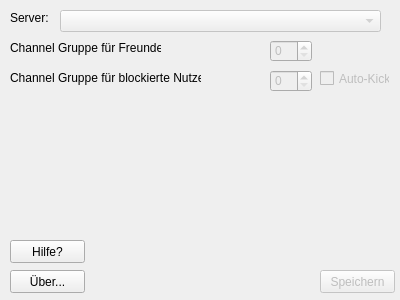
This is src/wayfconfigdialog.ui in 0vercrypt/weareyourfriends as Qt 5 draws it before an edit. The edited form follows.
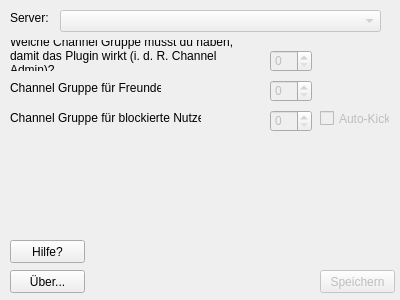
This is the edited form.

Diff of the .ui file:
```diff
--- a/src/wayfconfigdialog.ui
+++ b/src/wayfconfigdialog.ui
@@ -59,7 +59,7 @@
    <property name="geometry">
     <rect>
      <x>10</x>
-     <y>40</y>
+     <y>80</y>
      <width>151</width>
      <height>16</height>
     </rect>
@@ -72,7 +72,7 @@
    <property name="geometry">
     <rect>
      <x>10</x>
-     <y>70</y>
+     <y>110</y>
      <width>191</width>
      <height>16</height>
     </rect>
@@ -88,7 +88,7 @@
    <property name="geometry">
     <rect>
      <x>270</x>
-     <y>40</y>
+     <y>80</y>
      <width>42</width>
      <height>22</height>
     </rect>
@@ -101,7 +101,7 @@
    <property name="geometry">
     <rect>
      <x>270</x>
-     <y>70</y>
+     <y>110</y>
      <width>42</width>
      <height>22</height>
     </rect>
@@ -114,7 +114,7 @@
    <property name="geometry">
     <rect>
      <x>320</x>
-     <y>70</y>
+     <y>110</y>
      <width>70</width>
      <height>17</height>
     </rect>
@@ -149,6 +149,35 @@
     </rect>
    </property>
   </widget>
+  <widget class="QLabel" name="label_4">
+   <property name="geometry">
+    <rect>
+     <x>10</x>
+     <y>40</y>
+     <width>241</width>
+     <height>31</height>
+    </rect>
+   </property>
+   <property name="text">
+    <string>Welche Channel Gruppe musst du haben, damit das Plugin wirkt (i. d. R. Channel Admin)?</string>
+   </property>
+   <property name="wordWrap">
+    <bool>true</bool>
+   </property>
+  </widget>
+  <widget class="QSpinBox" name="speChannelGroupAdmin">
+   <property name="enabled">
+    <bool>false</bool>
+   </property>
+   <property name="geometry">
+    <rect>
+     <x>270</x>
+     <y>50</y>
+     <width>42</width>
+     <height>22</height>
+    </rect>
+   </property>
+  </widget>
  </widget>
  <tabstops>
   <tabstop>speChannelGroupFriends</tabstop>
```
Left out of the diff: 2 changed lines with no effect on the pictures.
